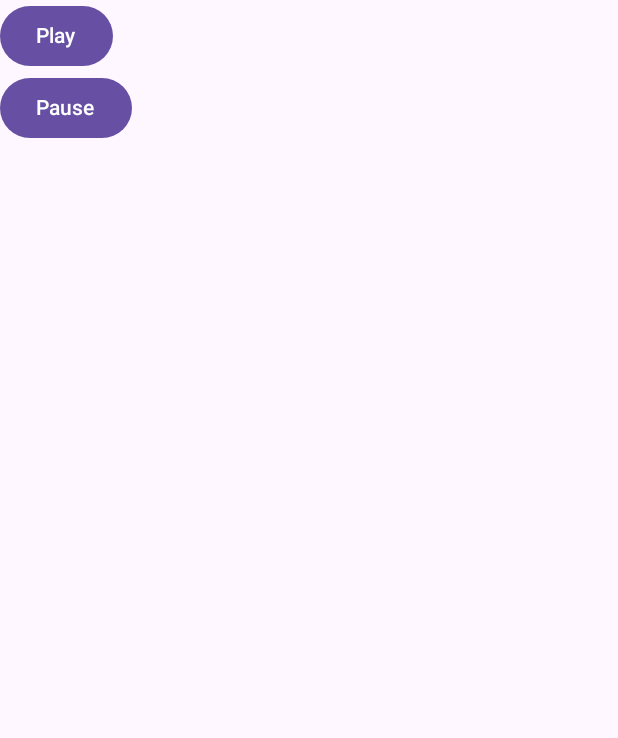
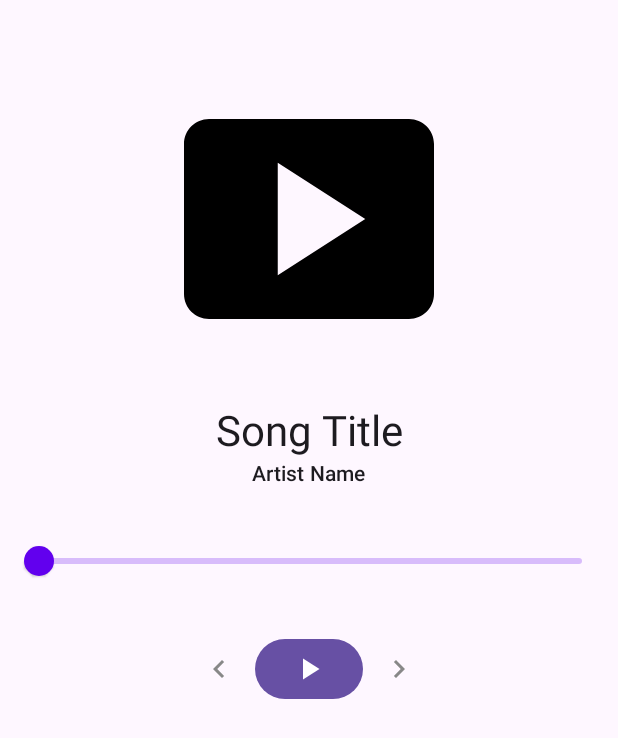
Before and after one commit to Parisa-Taribakhsh/MusicPlayer, an Android app built with Jetpack Compose: the screen it shows after launch (MainActivity), after a tap on "Pause", on a phone screen of 412 x 824 dp. Shown: the top 738 px of the screen. Run offline under Robolectric (Android 15) with nearby library versions, the phone set to English and light mode, and no system bars; missing, so only their content is drawn: MusicPlayerTheme; 2 other taps on this screen came first.

Commit message:
Implement toggle button play and pause,and the player UI

```diff
--- a/app/build.gradle.kts
+++ b/app/build.gradle.kts
@@ -51,6 +51,7 @@ android {
 
 dependencies {
 
+    implementation("androidx.compose.material:material:1.0.0")
     implementation("androidx.core:core-ktx:1.12.0")
     implementation("androidx.lifecycle:lifecycle-runtime-ktx:2.7.0")
     implementation("androidx.activity:activity-compose:1.8.2")
--- a/app/src/main/java/com/example/musicplayer/MainActivity.kt
+++ b/app/src/main/java/com/example/musicplayer/MainActivity.kt
@@ -22,7 +22,7 @@ class MainActivity : ComponentActivity() {
                     modifier = Modifier.fillMaxSize(),
                     color = MaterialTheme.colorScheme.background
                 ) {
-                    MusicPlayerUI()
+                    MusicPlayerUI(musicViewModel = MusicViewModel(application))
                 }
             }
         }
--- a/app/src/main/java/com/example/musicplayer/MusicPlayerUI.kt
+++ b/app/src/main/java/com/example/musicplayer/MusicPlayerUI.kt
@@ -6,26 +6,109 @@ import androidx.compose.material3.Button
 import androidx.compose.material3.Text
 import androidx.compose.runtime.Composable
 import androidx.compose.ui.platform.LocalContext
+import androidx.compose.foundation.Image
+import androidx.compose.foundation.layout.*
+import androidx.compose.material.icons.Icons
+import androidx.compose.material.icons.filled.*
+import androidx.compose.material3.Icon
+import androidx.compose.material3.IconButton
+import androidx.compose.material3.MaterialTheme
+import androidx.compose.ui.Alignment
+import androidx.compose.ui.Modifier
+import androidx.compose.ui.graphics.Color
+import androidx.compose.ui.res.painterResource
+import androidx.compose.ui.unit.dp
+import androidx.compose.material.icons.filled.PlayArrow
+import androidx.compose.material.Slider
+import androidx.compose.runtime.*
+import kotlinx.coroutines.flow.MutableStateFlow
+import kotlinx.coroutines.flow.StateFlow
+import kotlinx.coroutines.flow.asStateFlow
+
 
 @Composable
-fun MusicPlayerUI() {
-    val context = LocalContext.current // Access LocalContext.current directly inside a Composable
-    Column {
-        Button(onClick = {
-            val playIntent = Intent(context, MusicService::class.java).apply {
-                action = "PLAY"
+fun MusicPlayerUI(musicViewModel: MusicViewModel) {
+    val context = LocalContext.current
+    val sliderPosition = musicViewModel.sliderPosition.collectAsState()
+    val _isPlaying = MutableStateFlow(false) // Backing property which is mutable
+    var isPlaying: StateFlow<Boolean> = _isPlaying.asStateFlow() // Publicly exposed as read-only
+    var played by remember {
+        mutableStateOf(false)
+    }
+
+    fun togglePlayPause() {
+        _isPlaying.value = !_isPlaying.value
+        played = _isPlaying.value
+    }
+
+    // Dummy data for illustration
+    val songTitle = "Song Title"
+    val artistName = "Artist Name"
+
+    Column(
+        modifier = Modifier
+            .fillMaxSize()
+            .padding(16.dp),
+        horizontalAlignment = Alignment.CenterHorizontally
+    ) {
+        Spacer(modifier = Modifier.height(30.dp))
+
+        // Album Art
+        Image(
+            painter = painterResource(id = R.drawable.baseline_smart_display_24),
+            contentDescription = "Album Art",
+            modifier = Modifier
+                .size(200.dp)
+                .fillMaxSize()
+        )
+
+        Spacer(modifier = Modifier.height(24.dp))
+
+        // Track Info
+        Text(text = songTitle, style = MaterialTheme.typography.headlineMedium)
+        Text(text = artistName, style = MaterialTheme.typography.titleSmall)
+
+        Spacer(modifier = Modifier.height(24.dp))
+
+        // Progress Bar
+        Slider(value = sliderPosition.value,
+            onValueChange = { newPosition ->
+                musicViewModel.seekTo(newPosition)
+            },
+            onValueChangeFinished = {
+                musicViewModel.updatePlaybackPosition()
+            })
+
+        Spacer(modifier = Modifier.height(24.dp))
+
+        // Playback Controls
+        Row(verticalAlignment = Alignment.CenterVertically) {
+            IconButton(onClick = { /* TODO: Implement previous track action */ }) {
+                Icon(
+                    Icons.Filled.KeyboardArrowLeft,
+                    contentDescription = "Previous",
+                    tint = Color.Gray
+                )
             }
-            context.startService(playIntent)
-        }) {
-            Text("Play")
-        }
-        Button(onClick = {
-            val pauseIntent = Intent(context, MusicService::class.java).apply {
-                action = "PAUSE"
+            Button(onClick = {
+                togglePlayPause()
+                val playIntent = Intent(context, MusicService::class.java).apply {
+                    action = if (isPlaying.value) "PLAY" else "PAUSE"
+                }
+                context.startService(playIntent)
+            }) {
+                Icon(
+                    if (played) Icons.Filled.Delete else Icons.Filled.PlayArrow,
+                    contentDescription = if (played) "Pause" else "Play"
+                )
             }
-            context.startService(pauseIntent)
-        }) {
-            Text("Pause")
+            IconButton(onClick = { /* TODO: Implement next track action */ }) {
+                Icon(
+                    Icons.Filled.KeyboardArrowRight,
+                    contentDescription = "Next",
+                    tint = Color.Gray
+                )
+            }
         }
     }
 }
--- /dev/null
+++ b/app/src/main/java/com/example/musicplayer/MusicViewModel.kt
@@ -0,0 +1,83 @@
+package com.example.musicplayer
+
+
+import android.media.MediaPlayer
+import androidx.lifecycle.viewModelScope
+import kotlinx.coroutines.Dispatchers
+import kotlinx.coroutines.flow.MutableStateFlow
+import kotlinx.coroutines.flow.StateFlow
+import kotlinx.coroutines.launch
+import android.app.Application
+import android.content.Context
+import android.content.res.AssetFileDescriptor
+import androidx.lifecycle.AndroidViewModel
+
+class MusicViewModel(application: Application) : AndroidViewModel(application) {
+    private var mediaPlayer: MediaPlayer? = null
+    private val _sliderPosition = MutableStateFlow(0f)
+    val sliderPosition: StateFlow<Float> = _sliderPosition
+
+    private val _isPlaying = MutableStateFlow(false)
+    val isPlaying: StateFlow<Boolean> = _isPlaying
+
+    fun useApplicationContext() {
+        val context: Context = getApplication<Application>().applicationContext
+        val audio = context.resources.openRawResource(R.raw.audio01)
+
+    }
+
+
+    init {
+        initializeMediaPlayer()
+    }
+
+    fun initializeMediaPlayer() {
+        val context: Context = getApplication<Application>().applicationContext
+        val afd: AssetFileDescriptor = context.resources.openRawResourceFd(R.raw.audio01)
+        // val audio = context.resources.openRawResource(R.raw.audio01)
+        mediaPlayer = MediaPlayer().apply {
+            setDataSource(
+                afd.fileDescriptor,
+                afd.startOffset,
+                afd.length
+            ) // Set your audio file path or URI here
+            prepare() // Prepare the MediaPlayer asynchronously if your source is a network stream
+            afd.close()
+        }
+    }
+
+    fun playMusic() {
+        mediaPlayer?.start()
+        _isPlaying.value = true
+        updatePlaybackPosition()
+    }
+
+    fun pauseMusic() {
+        if (mediaPlayer?.isPlaying == true) {
+            mediaPlayer?.pause()
+            _isPlaying.value = false
+        }
+    }
+
+    fun seekTo(position: Float) {
+        val newPosition = (position * (mediaPlayer?.duration ?: 0)).toInt()
+        mediaPlayer?.seekTo(newPosition)
+    }
+
+    fun updatePlaybackPosition() {
+        viewModelScope.launch(Dispatchers.IO) {
+            while (_isPlaying.value) {
+                val currentPosition = mediaPlayer?.currentPosition?.toFloat() ?: 0f
+                val duration = mediaPlayer?.duration?.toFloat() ?: 1f
+                _sliderPosition.value = currentPosition / duration
+                kotlinx.coroutines.delay(1000) // Update every second
+            }
+        }
+    }
+
+    override fun onCleared() {
+        super.onCleared()
+        mediaPlayer?.release() // Release the MediaPlayer when the ViewModel is cleared
+        mediaPlayer = null
+    }
+}
--- /dev/null
+++ b/app/src/main/res/drawable/baseline_smart_display_24.xml
@@ -0,0 +1,5 @@
+<vector android:height="24dp" android:tint="#000000"
+    android:viewportHeight="24" android:viewportWidth="24"
+    android:width="24dp" xmlns:android="http://schemas.android.com/apk/res/android">
+    <path android:fillColor="@android:color/white" android:pathData="M20,4H4C2.9,4 2,4.9 2,6v12c0,1.1 0.9,2 2,2h16c1.1,0 2,-0.9 2,-2V6C22,4.9 21.1,4 20,4zM9.5,16.5v-9l7,4.5L9.5,16.5z"/>
+</vector>
```
